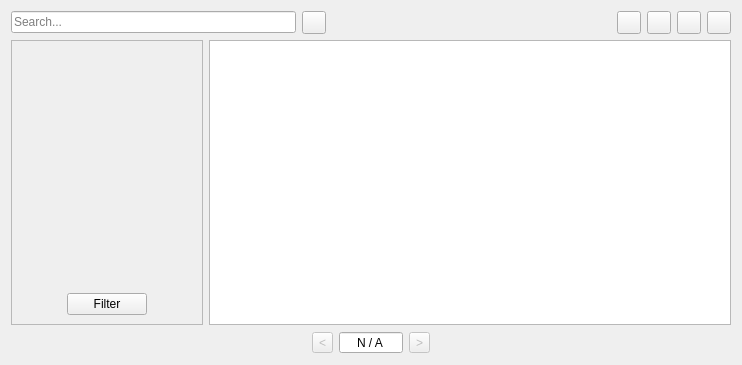
This is src/datainterface.ui in commander15/Widgetry as Qt 5 draws it before an edit. The edited form follows.
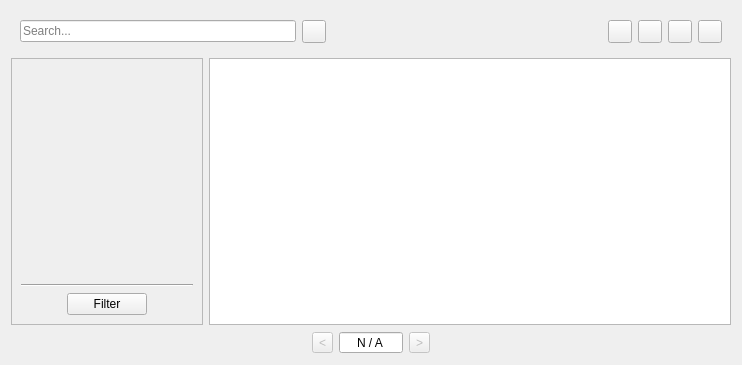
This is the edited form. Icons and pictures are not drawn.

Commit message: Added DataInterface class

Diff of the .ui file:
```diff
--- a/src/datainterface.ui
+++ b/src/datainterface.ui
@@ -1,7 +1,7 @@
 <?xml version="1.0" encoding="UTF-8"?>
 <ui version="4.0">
- <class>Systemus::DataInterface</class>
- <widget class="QWidget" name="Systemus::DataInterface">
+ <class>Widgetry::DataInterface</class>
+ <widget class="QWidget" name="Widgetry::DataInterface">
   <property name="geometry">
    <rect>
     <x>0</x>
@@ -17,7 +17,7 @@
    <item row="3" column="4">
     <spacer name="horizontalSpacer_2">
      <property name="orientation">
-      <enum>Qt::Horizontal</enum>
+      <enum>Qt::Orientation::Horizontal</enum>
      </property>
      <property name="sizeHint" stdset="0">
       <size>
@@ -27,76 +27,6 @@
      </property>
     </spacer>
    </item>
-   <item row="0" column="0" colspan="5">
-    <layout class="QHBoxLayout" name="topBar">
-     <item>
-      <widget class="QLineEdit" name="searchInput">
-       <property name="maxLength">
-        <number>30</number>
-       </property>
-       <property name="placeholderText">
-        <string>Search...</string>
-       </property>
-      </widget>
-     </item>
-     <item>
-      <widget class="QToolButton" name="toggleFiltersButtons">
-       <property name="icon">
-        <iconset resource="../resources/systemus_widgets_res.qrc">
-         <normaloff>:/systemus/icons/filter_icon.png</normaloff>:/systemus/icons/filter_icon.png</iconset>
-       </property>
-       <property name="checkable">
-        <bool>true</bool>
-       </property>
-      </widget>
-     </item>
-     <item>
-      <spacer name="horizontalSpacer_3">
-       <property name="orientation">
-        <enum>Qt::Horizontal</enum>
-       </property>
-       <property name="sizeHint" stdset="0">
-        <size>
-         <width>40</width>
-         <height>20</height>
-        </size>
-       </property>
-      </spacer>
-     </item>
-     <item>
-      <widget class="QToolButton" name="refreshButton">
-       <property name="icon">
-        <iconset resource="../resources/systemus_widgets_res.qrc">
-         <normaloff>:/systemus/icons/action_refresh.png</normaloff>:/systemus/icons/action_refresh.png</iconset>
-       </property>
-      </widget>
-     </item>
-     <item>
-      <widget class="QToolButton" name="addButton">
-       <property name="icon">
-        <iconset resource="../resources/systemus_widgets_res.qrc">
-         <normaloff>:/systemus/icons/action_add.png</normaloff>:/systemus/icons/action_add.png</iconset>
-       </property>
-      </widget>
-     </item>
-     <item>
-      <widget class="QToolButton" name="editButton">
-       <property name="icon">
-        <iconset resource="../resources/systemus_widgets_res.qrc">
-         <normaloff>:/systemus/icons/action_edit.png</normaloff>:/systemus/icons/action_edit.png</iconset>
-       </property>
-      </widget>
-     </item>
-     <item>
-      <widget class="QToolButton" name="deleteButton">
-       <property name="icon">
-        <iconset resource="../resources/systemus_widgets_res.qrc">
-         <normaloff>:/systemus/icons/action_delete.png</normaloff>:/systemus/icons/action_delete.png</iconset>
-       </property>
-      </widget>
-     </item>
-    </layout>
-   </item>
    <item row="3" column="1">
     <widget class="QToolButton" name="previousPageButton">
      <property name="enabled">
@@ -112,10 +42,10 @@
      <item row="0" column="1">
       <widget class="QTableView" name="tableView">
        <property name="editTriggers">
-        <set>QAbstractItemView::NoEditTriggers</set>
+        <set>QAbstractItemView::EditTrigger::NoEditTriggers</set>
        </property>
        <property name="selectionBehavior">
-        <enum>QAbstractItemView::SelectRows</enum>
+        <enum>QAbstractItemView::SelectionBehavior::SelectRows</enum>
        </property>
        <property name="sortingEnabled">
         <bool>true</bool>
@@ -125,20 +55,13 @@
      <item row="0" column="0">
       <widget class="QFrame" name="filterFrame">
        <property name="frameShape">
-        <enum>QFrame::StyledPanel</enum>
+        <enum>QFrame::Shape::StyledPanel</enum>
        </property>
        <layout class="QGridLayout" name="gridLayout_3">
-        <item row="1" column="1">
-         <widget class="QPushButton" name="filterButton">
-          <property name="text">
-           <string>Filter</string>
-          </property>
-         </widget>
-        </item>
-        <item row="1" column="0">
+        <item row="2" column="0">
          <spacer name="horizontalSpacer_4">
           <property name="orientation">
-           <enum>Qt::Horizontal</enum>
+           <enum>Qt::Orientation::Horizontal</enum>
           </property>
           <property name="sizeHint" stdset="0">
            <size>
@@ -148,10 +71,10 @@
           </property>
          </spacer>
         </item>
-        <item row="1" column="2">
+        <item row="2" column="2">
          <spacer name="horizontalSpacer_5">
           <property name="orientation">
-           <enum>Qt::Horizontal</enum>
+           <enum>Qt::Orientation::Horizontal</enum>
           </property>
           <property name="sizeHint" stdset="0">
            <size>
@@ -161,23 +84,15 @@
           </property>
          </spacer>
         </item>
+        <item row="2" column="1">
+         <widget class="QPushButton" name="filterButton">
+          <property name="text">
+           <string>Filter</string>
+          </property>
+         </widget>
+        </item>
         <item row="0" column="0" colspan="3">
-         <widget class="QScrollArea" name="scrollArea">
-          <property name="frameShape">
-           <enum>QFrame::NoFrame</enum>
-          </property>
-          <property name="widgetResizable">
-           <bool>true</bool>
-          </property>
-          <widget class="QWidget" name="filterContainer">
-           <property name="geometry">
-            <rect>
-             <x>0</x>
-             <y>0</y>
-             <width>172</width>
-             <height>229</height>
-            </rect>
-           </property>
+         <widget class="QWidget" name="filterContainer" native="true">
            <layout class="QVBoxLayout" name="verticalLayout">
             <property name="leftMargin">
              <number>0</number>
@@ -193,6 +108,12 @@
             </property>
            </layout>
           </widget>
+        </item>
+        <item row="1" column="0" colspan="3">
+         <widget class="Line" name="line">
+          <property name="orientation">
+           <enum>Qt::Orientation::Horizontal</enum>
+          </property>
          </widget>
         </item>
        </layout>
@@ -203,7 +124,7 @@
    <item row="3" column="0">
     <spacer name="horizontalSpacer">
      <property name="orientation">
-      <enum>Qt::Horizontal</enum>
+      <enum>Qt::Orientation::Horizontal</enum>
      </property>
      <property name="sizeHint" stdset="0">
       <size>
@@ -235,10 +156,10 @@
       <bool>true</bool>
      </property>
      <property name="alignment">
-      <set>Qt::AlignCenter</set>
+      <set>Qt::AlignmentFlag::AlignCenter</set>
      </property>
      <property name="buttonSymbols">
-      <enum>QAbstractSpinBox::NoButtons</enum>
+      <enum>QAbstractSpinBox::ButtonSymbols::NoButtons</enum>
      </property>
      <property name="specialValueText">
       <string>N / A</string>
@@ -248,6 +169,78 @@
      </property>
     </widget>
    </item>
+   <item row="0" column="0" colspan="5">
+    <widget class="QWidget" name="topBar" native="true">
+     <layout class="QHBoxLayout" name="topBar_2">
+      <item>
+       <widget class="QLineEdit" name="searchInput">
+        <property name="maxLength">
+         <number>30</number>
+        </property>
+        <property name="placeholderText">
+         <string>Search...</string>
+        </property>
+       </widget>
+      </item>
+      <item>
+       <widget class="QToolButton" name="toggleFiltersButtons">
+        <property name="icon">
+         <iconset resource="resources/widgetry_resources.qrc">
+          <normaloff>:/icons/filter_icon.png</normaloff>:/icons/filter_icon.png</iconset>
+        </property>
+        <property name="checkable">
+         <bool>true</bool>
+        </property>
+       </widget>
+      </item>
+      <item>
+       <spacer name="horizontalSpacer_3">
+        <property name="orientation">
+         <enum>Qt::Orientation::Horizontal</enum>
+        </property>
+        <property name="sizeHint" stdset="0">
+         <size>
+          <width>40</width>
+          <height>20</height>
+         </size>
+        </property>
+       </spacer>
+      </item>
+      <item>
+       <widget class="QToolButton" name="refreshButton">
+        <property name="icon">
+         <iconset resource="resources/widgetry_resources.qrc">
+          <normaloff>:/icons/action_refresh.png</normaloff>:/icons/action_refresh.png</iconset>
+        </property>
+       </widget>
+      </item>
+      <item>
+       <widget class="QToolButton" name="addButton">
+        <property name="icon">
+         <iconset resource="resources/widgetry_resources.qrc">
+          <normaloff>:/icons/action_add.png</normaloff>:/icons/action_add.png</iconset>
+        </property>
+       </widget>
+      </item>
+      <item>
+       <widget class="QToolButton" name="editButton">
+        <property name="icon">
+         <iconset resource="resources/widgetry_resources.qrc">
+          <normaloff>:/icons/action_edit.png</normaloff>:/icons/action_edit.png</iconset>
+        </property>
+       </widget>
+      </item>
+      <item>
+       <widget class="QToolButton" name="deleteButton">
+        <property name="icon">
+         <iconset resource="resources/widgetry_resources.qrc">
+          <normaloff>:/icons/action_delete.png</normaloff>:/icons/action_delete.png</iconset>
+        </property>
+       </widget>
+      </item>
+     </layout>
+    </widget>
+   </item>
   </layout>
  </widget>
  <resources>
```
Left out of the diff: 18 changed lines with no effect on the pictures. Lines whose indentation alone changed are shown as unchanged. The commit also changes 7 other files.
